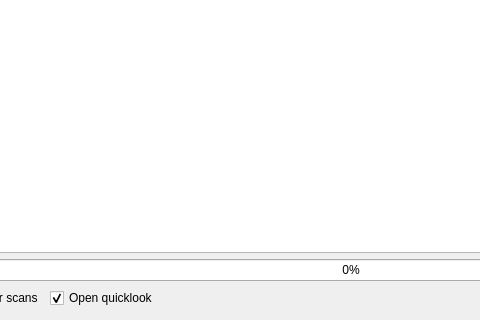
Old version of the form glue_solar/sources/loaders/iris_loader.ui in the repository glue-viz/glue-solar; both pictures show x 149 to 629 and y 330 to 650 of the 1000 by 650 pixel window.
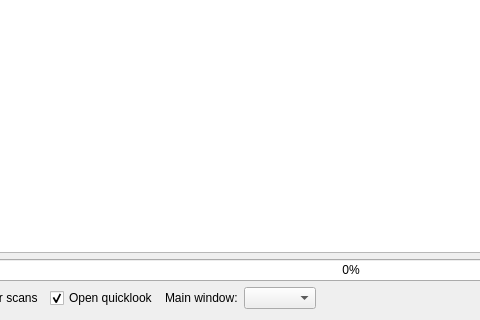
New version of the form.

Commit message: Choose the quicklook's main window in the browser or switch to another window from its spectrum panel, and hold clicks until a quicklook is open

Diff of the .ui file:
```diff
--- a/glue_solar/sources/loaders/iris_loader.ui
+++ b/glue_solar/sources/loaders/iris_loader.ui
@@ -267,6 +267,26 @@
        </property>
       </widget>
      </item>
+     <item>
+      <widget class="QLabel" name="main_window_label">
+       <property name="text">
+        <string>Main window:</string>
+       </property>
+       <property name="buddy">
+        <cstring>main_window</cstring>
+       </property>
+      </widget>
+     </item>
+     <item>
+      <widget class="QComboBox" name="main_window">
+       <property name="toolTip">
+        <string>The ticked raster window a quicklook shows with its map, spectrogram and wavelength panel, where ticked; the others get a spectrum panel. By default Mg II k 2796, else the first.</string>
+       </property>
+       <property name="sizeAdjustPolicy">
+        <enum>QComboBox::AdjustToContents</enum>
+       </property>
+      </widget>
+     </item>
      <item>
       <spacer name="horizontalSpacer">
        <property name="orientation">
```
The commit also changes 12 other files.
